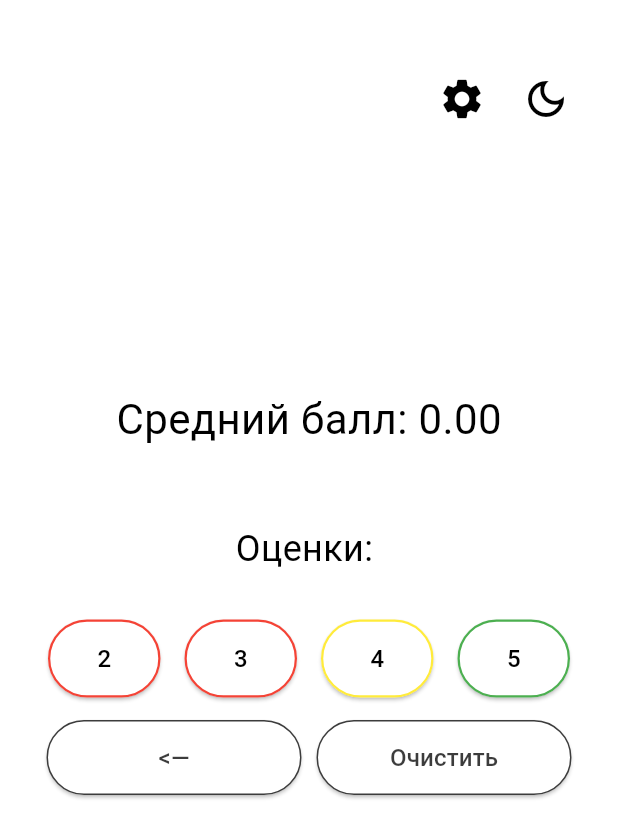
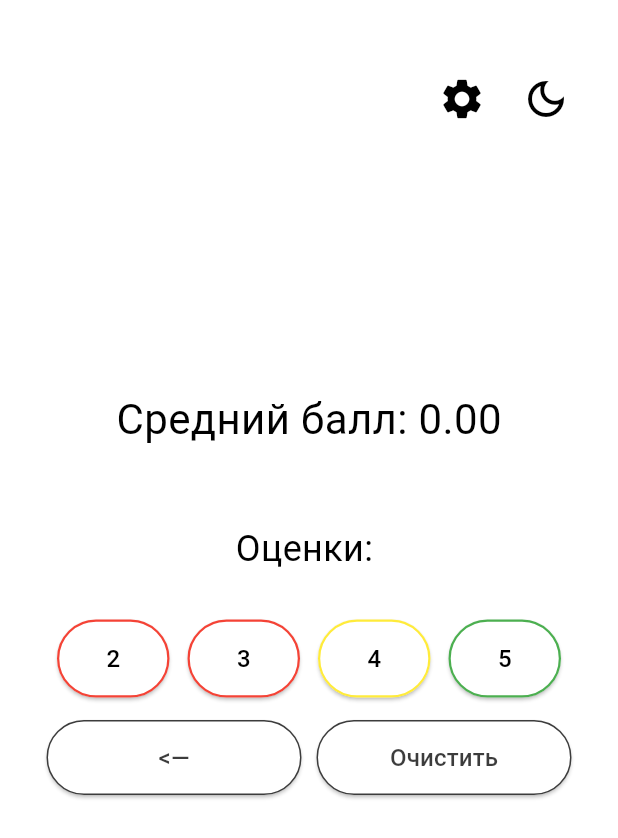
Before and after one commit to jaf1x/marks_counter, a Flutter app: the screen it shows after launch, on a phone screen of 412 x 824 dp. Shown: the top 838 px of the screen. Run offline on Flutter 3.47's test engine with Material 3 defaults, Android fonts, the phone set to English and light mode, and no system bars.

Commit message:
fixed a size bug

```diff
--- a/lib/screens/main_screen_widget.dart
+++ b/lib/screens/main_screen_widget.dart
@@ -148,7 +148,7 @@ class _MainScreenWidgetState extends State<MainScreenWidget> {
                     mainAxisAlignment: MainAxisAlignment.center,
                     children: List.generate(displayMarksForTeach.length, (index) {
                       return Padding(
-                        padding: const EdgeInsets.symmetric(horizontal: 8),
+                        padding: const EdgeInsets.symmetric(horizontal: 6),
                         child: Container(
                           height: 52,
                           width: displayMarksForTeach.length == 5 ? 65 : 75 ,
```
Also changed, not shown: 4 other files.
